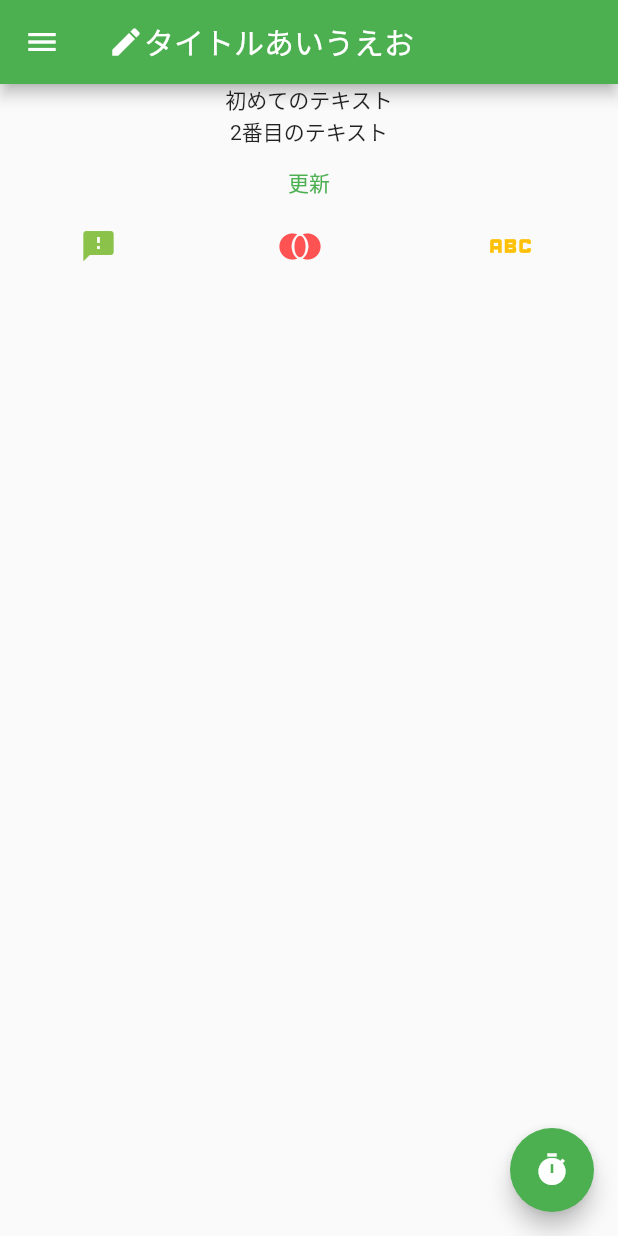
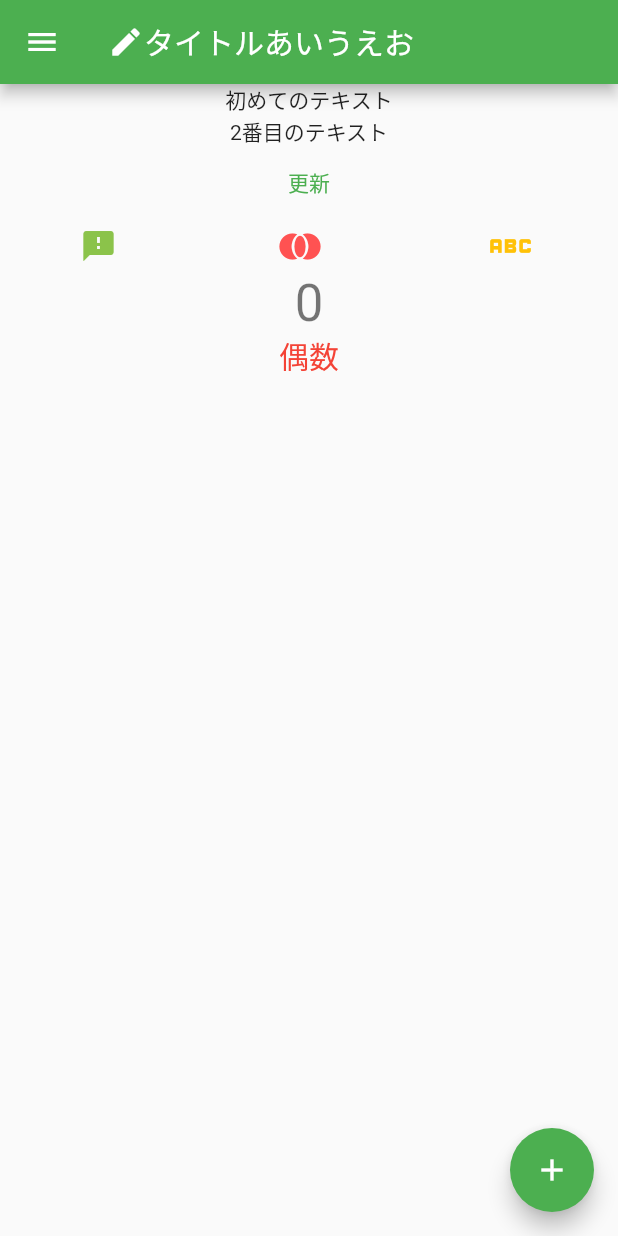
Before and after one commit to sora44023/flutter-first-project, a Flutter app: the screen it shows after launch, on a phone screen of 412 x 824 dp. Run offline on Flutter 3.47's test engine with Material 2 defaults, Android fonts, the phone set to English and light mode, and no system bars.

```diff
--- a/lib/main.dart
+++ b/lib/main.dart
@@ -49,15 +49,16 @@ class MyHomePage extends StatefulWidget {
 
 class _MyHomePageState extends State<MyHomePage> {
   int _counter = 0;
+  String _type = "偶数";
 
   void _incrementCounter() {
     setState(() {
-      // This call to setState tells the Flutter framework that something has
-      // changed in this State, which causes it to rerun the build method below
-      // so that the display can reflect the updated values. If we changed
-      // _counter without calling setState(), then the build method would not be
-      // called again, and so nothing would appear to happen.
       _counter++;
+      if (_counter % 2 == 0) {
+        _type = "偶数";
+      } else {
+        _type = "奇数";
+      }
     });
   }
 
@@ -87,11 +88,18 @@ class _MyHomePageState extends State<MyHomePage> {
             Icon(Icons.join_full, color: Colors.redAccent, size: 30.0),
             Icon(Icons.abc, color: Colors.amber, size: 36.0)
           ],
+        ),
+        Center(
+          child: Column(children: [
+            Text('$_counter', style: Theme.of(context).textTheme.headline4),
+            Text(_type, style: const TextStyle(fontSize: 20, color: Colors.red))
+          ]),
         )
       ]),
       floatingActionButton: FloatingActionButton(
-        onPressed: () => {debugPrint("押しました")},
-        child: const Icon(Icons.timer),
+        onPressed: _incrementCounter,
+        tooltip: 'Increment',
+        child: const Icon(Icons.add),
       ),
     );
   }
```
